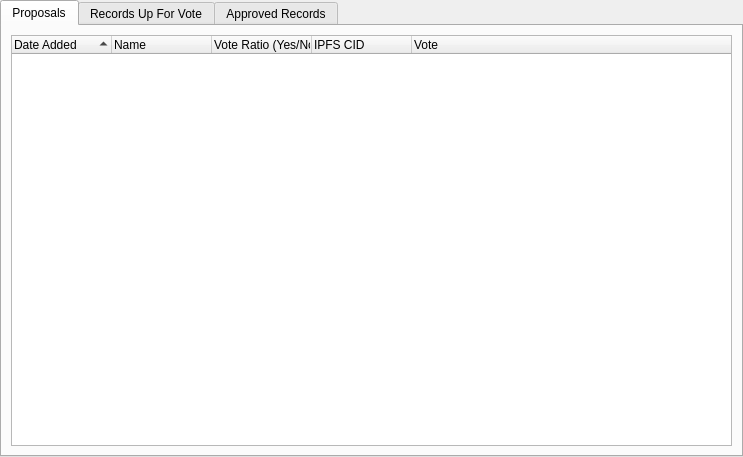
HistoriaOffical/historia, file src/qt/forms/proposalspage.ui: the form before one commit.
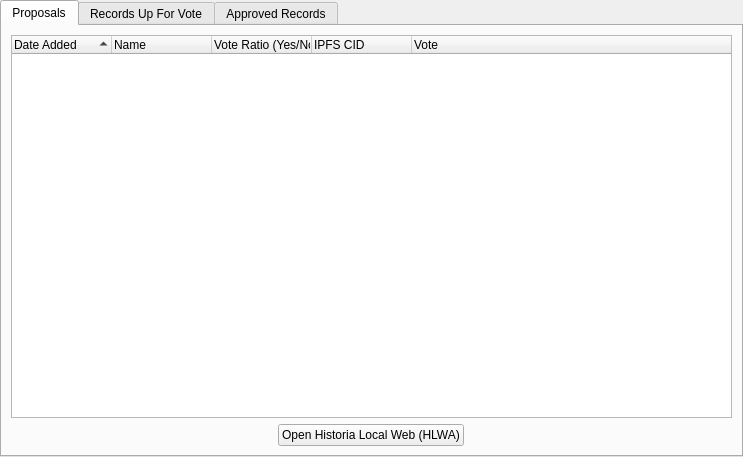
The form after the commit.

Commit message: Update for HLWA button into core wallet

```diff
--- a/src/qt/forms/proposalspage.ui
+++ b/src/qt/forms/proposalspage.ui
@@ -97,7 +97,27 @@
             </property>
            </column>
           </widget>
-         </item>
+  	  </item>
+	  <item>
+	  <layout class="QHBoxLayout" name="horizontalLayoutForButton">
+	    <property name="alignment">
+	      <set>Qt::AlignCenter</set>
+	    </property>
+	    <item>
+	      <widget class="QPushButton" name="LaunchHLWAButton">
+	        <property name="text">
+	          <string>Open Historia Local Web (HLWA)</string>
+	        </property>
+	        <property name="sizePolicy">
+	          <sizepolicy hsizetype="Fixed" vsizetype="Fixed">
+	            <horstretch>0</horstretch>
+	            <verstretch>0</verstretch>
+	          </sizepolicy>
+	        </property>
+	      </widget>
+	    </item>
+	  </layout>
+	  </item>
         </layout>
        </item>
       </layout>
```
Left out of the diff: 44 changed lines with no effect on the pictures. The commit also changes 2 other files.
